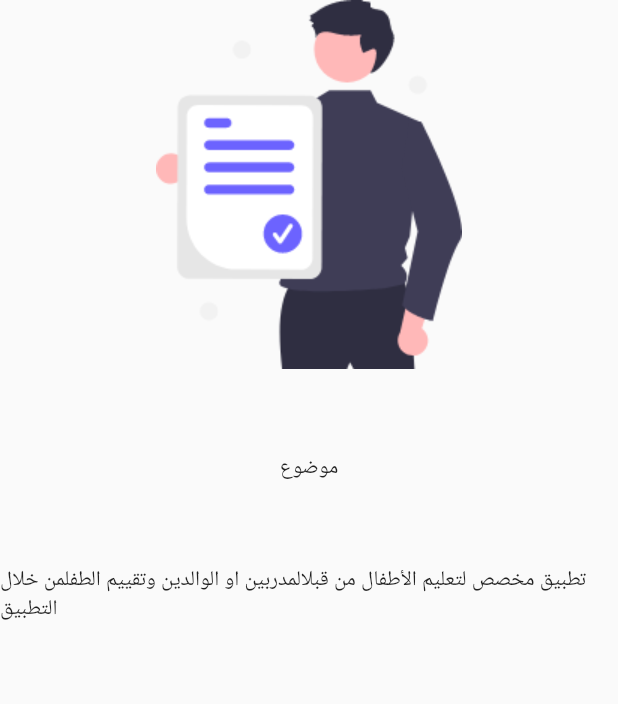
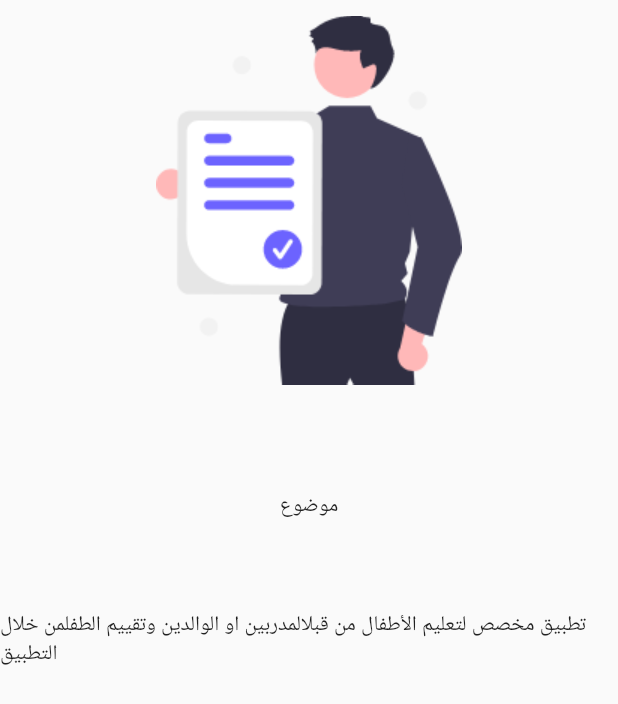
Before and after one commit to FutureTechCo/AbllsEducation, a Flutter app: the screen it shows after launch, on a phone screen of 412 x 824 dp. Shown: the top 704 px of the screen. Run offline on Flutter 3.47's test engine with Material 2 defaults, Android fonts, the phone set to English and light mode, and no system bars; our stand-ins replace flutter_screenutil.

```diff
--- a/lib/Screens/START _LOGIN/PageView.dart
+++ b/lib/Screens/START _LOGIN/PageView.dart
@@ -17,16 +17,16 @@ class _PageViewScreenState extends State<PageViewScreen> {
         Container(
           child: Image.asset(
             'assets/page1.png',
-            width: 204,
-            height: 246,
+            width: 204.w,
+            height: 246.h,
           ),
         ),
         SizedBox(
-          height: 56,
+          height: 56.h,
         ),
         Text('موضوع'),
         SizedBox(
-          height: 56,
+          height: 56.h,
         ),
         Text('تطبيق مخصص لتعليم الأطفال من قبل'
             'المدربين او الوالدين وتقييم الطفل'
--- a/lib/main.dart
+++ b/lib/main.dart
@@ -1,8 +1,7 @@
 import 'package:abllseducation/Routs/rout_onGenerateRout.dart';
-import 'package:abllseducation/Screens/START%20_LOGIN/Information_Screen.dart';
-import 'package:abllseducation/Screens/START%20_LOGIN/PageView.dart';
 import 'package:abllseducation/Splash_Screen.dart';
 import 'package:flutter/material.dart';
+import 'package:flutter_screenutil/flutter_screenutil.dart';
 
 void main() {
   runApp(const MyApp());
@@ -13,18 +12,20 @@ class MyApp extends StatelessWidget {
 
   @override
   Widget build(BuildContext context) {
+    return ScreenUtilInit(
+      designSize: const Size(360, 760),
+      minTextAdapt: true,
+      splitScreenMode: true,
+        builder: (context , child){
         return MaterialApp(
           debugShowCheckedModeBanner: false,
           title: 'ABA Toolkit',
           theme: ThemeData(
             primarySwatch: Colors.blue,
           ),
-      initialRoute: '/',
-      routes: {
-        '/': (context) => const SplashScreen(),
-        '/PageViewScreen': (context) => const PageViewScreen(),
-        '/InformationScreen':(context) => InformationScreen(),
-      },
+          onGenerateRoute: AppRouts.OnGenerateRout,
+        );
+      }
      );
   }
 }
--- a/pubspec.yaml
+++ b/pubspec.yaml
@@ -12,7 +12,8 @@ dependencies:
     sdk: flutter
 
   cupertino_icons: ^1.0.2
-  flutter_screenutil: any
+  flutter_screenutil: ^5.5.3+2
+
 
 dev_dependencies:
   flutter_test:
```
Lines whose indentation alone changed are shown as unchanged.
